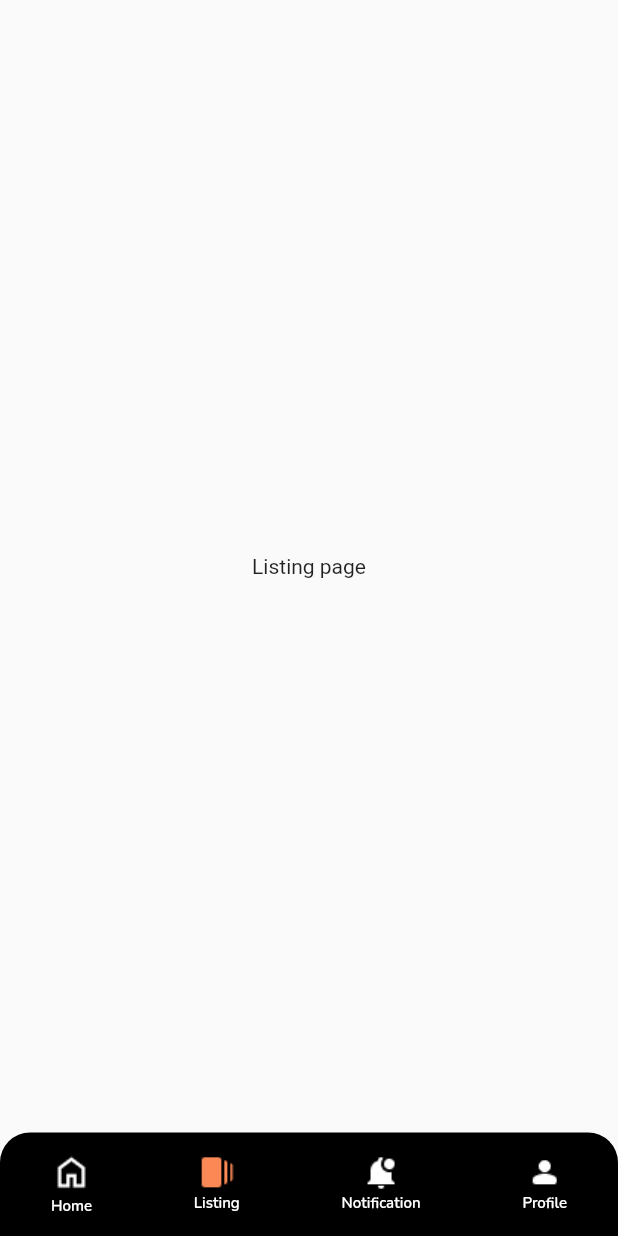
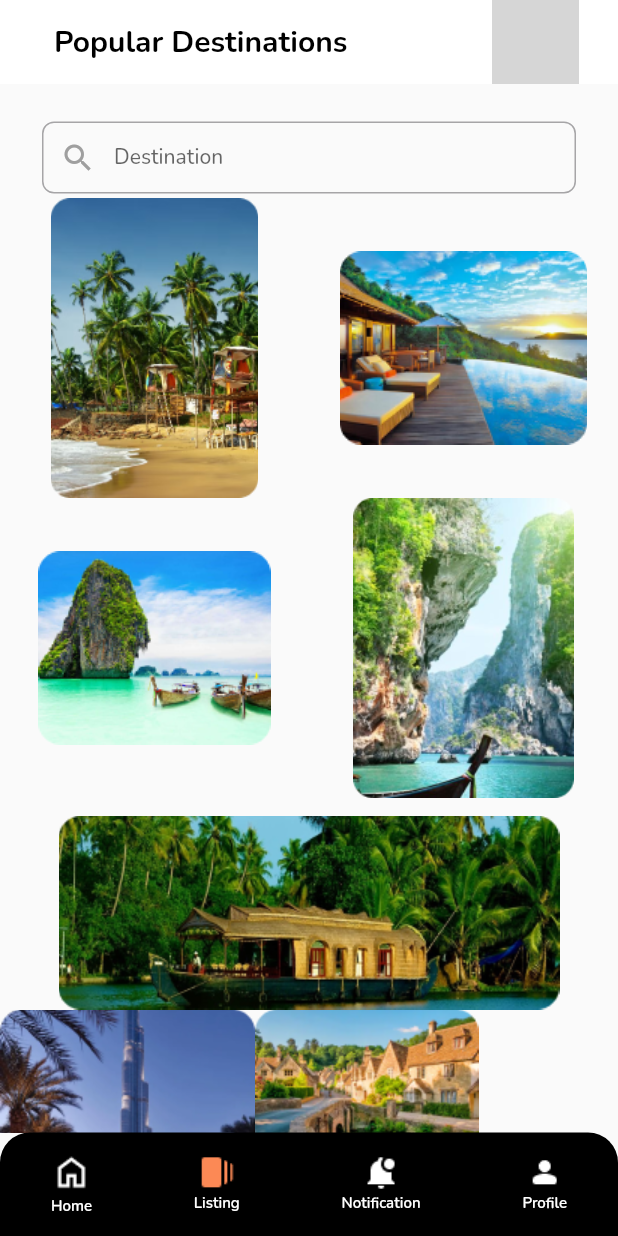
Before and after one commit to Gegerout/travel_app, a Flutter app: the HomePage screen opened directly with empty values, item 2 of the bottom bar chosen, on a phone screen of 412 x 824 dp. Run offline on Flutter 3.47's test engine with Material 2 defaults, Android fonts, the phone set to English and light mode, and no system bars; our stand-ins replace dio, flutter_riverpod, google_fonts; network calls fail; grey boxes are pictures that could not be loaded.

Commit message:
home page update

```diff
--- a/lib/home/presentation/pages/home_page.dart
+++ b/lib/home/presentation/pages/home_page.dart
@@ -22,7 +22,7 @@ class _HomePageState extends ConsumerState<HomePage> {
   Widget build(BuildContext context) {
     final pages = [
       HomeWidget(name: widget.name, image: widget.image),
-      ListingPage(),
+      ListingPage(image: widget.image,),
       NotificationPage(),
       ProfilePage()
     ];
--- a/lib/home/presentation/pages/listing_page.dart
+++ b/lib/home/presentation/pages/listing_page.dart
@@ -1,14 +1,103 @@
 import 'package:flutter/material.dart';
+import 'package:flutter_staggered_grid_view/flutter_staggered_grid_view.dart';
+import 'package:google_fonts/google_fonts.dart';
 
 class ListingPage extends StatelessWidget {
-  const ListingPage({Key? key}) : super(key: key);
+  const ListingPage({Key? key, required this.image}) : super(key: key);
+
+  final String image;
 
   @override
   Widget build(BuildContext context) {
-    return const Scaffold(
-      body: Center(
-        child: Text("Listing page"),
+    final images = [
+      "assets/images/dest_1.png",
+      "assets/images/dest_2.png",
+      "assets/images/dest_3.png",
+      "assets/images/dest_4.png",
+      "assets/images/dest_5.png",
+      "assets/images/dest_6.png",
+      "assets/images/dest_7.png",
+    ];
+
+    return Scaffold(
+        appBar: AppBar(
+          backgroundColor: Colors.white,
+          elevation: 0,
+          title: Padding(
+            padding: const EdgeInsets.only(left: 20),
+            child: Text("Popular Destinations",
+                style: GoogleFonts.nunito(
+                    fontWeight: FontWeight.w700,
+                    fontSize: 20,
+                    color: Colors.black)),
+          ),
+          actions: [
+            Padding(
+              padding: const EdgeInsets.only(right: 26),
+              child: SizedBox(
+                width: 58,
+                height: 58,
+                child: ClipRRect(
+                    borderRadius: BorderRadius.circular(30),
+                    child: Image.network(image)),
+              ),
+            )
+          ],
+        ),
+        body: SingleChildScrollView(
+          child: Column(
+            children: [
+              const SizedBox(height: 25),
+              Padding(
+                padding: const EdgeInsets.only(left: 28, right: 28),
+                child: Container(
+                  width: double.infinity,
+                  height: 51,
+                  decoration: BoxDecoration(
+                    borderRadius: BorderRadius.circular(8),
+                  ),
+                  child: TextFormField(
+                    style: GoogleFonts.nunito(
+                        fontWeight: FontWeight.w500, fontSize: 14),
+                    decoration: InputDecoration(
+                      prefixIcon: const Icon(
+                        Icons.search,
+                        color: Color(0xFF9F9F9F),
+                      ),
+                      contentPadding: const EdgeInsets.only(left: 12),
+                      hintText: "Destination",
+                      hintStyle: GoogleFonts.nunito(
+                          fontWeight: FontWeight.w500, fontSize: 14),
+                      border: OutlineInputBorder(
+                          borderSide: BorderSide(
+                            color: const Color(0xFF8B8B8B).withOpacity(0.44),
+                          ),
+                          borderRadius: BorderRadius.circular(8)),
+                    ),
+                  ),
+                ),
+              ),
+      SizedBox(
+          height: 412,
+          child: MasonryGridView.builder(
+                    physics: const NeverScrollableScrollPhysics(),
+                      gridDelegate:
+                          const SliverSimpleGridDelegateWithFixedCrossAxisCount(
+                              crossAxisCount: 2),
+                      itemCount: 4,
+                      itemBuilder: (context, index) {
+                        return Container(
+                          height: 200,
+                          child: Image.asset(images[index]),
+                        );
+                      }),
       ),
-    );
+              Image.asset(images[4]),
+              Row(
+                children: [Image.asset(images[5]), Image.asset(images[6])],
+              )
+            ],
+          ),
+        ));
   }
 }
--- a/pubspec.yaml
+++ b/pubspec.yaml
@@ -13,6 +13,7 @@ dependencies:
   flutter_riverpod: ^2.3.6
   path_provider: ^2.0.15
   dio: ^5.2.1+1
+  flutter_staggered_grid_view: ^0.6.2
 
 dev_dependencies:
   test: any
```
Also changed, not shown: pubspec.lock.
